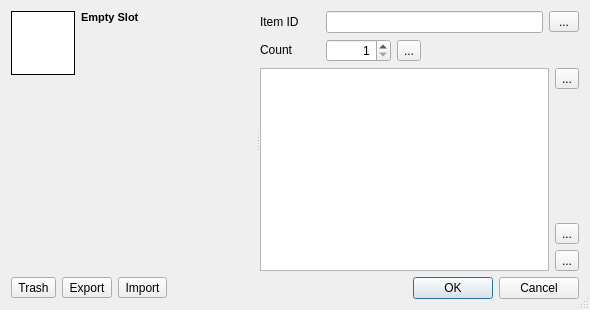
Qt form starcheat/templates/ItemEdit.ui (wizzomafizzo/starcheat) before a commit.
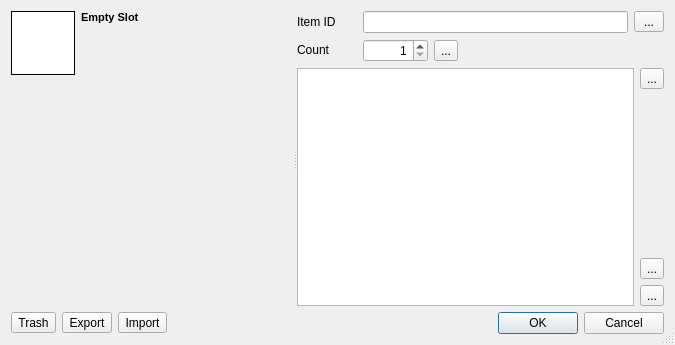
The same form after that commit. Icons and pictures are not drawn.

Patch:
```diff
--- a/starcheat/templates/ItemEdit.ui
+++ b/starcheat/templates/ItemEdit.ui
@@ -9,8 +9,8 @@
    <rect>
     <x>0</x>
     <y>0</y>
-    <width>590</width>
-    <height>310</height>
+    <width>675</width>
+    <height>345</height>
    </rect>
   </property>
   <property name="sizePolicy">
```
